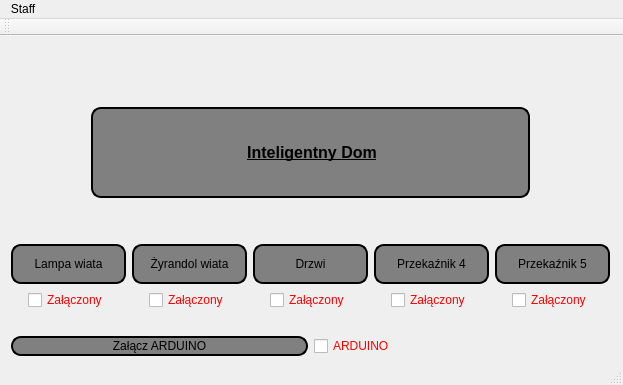
Above: MainWindow.ui from xxBeWolfxx/house_manager before the change. Below: the same form after it.
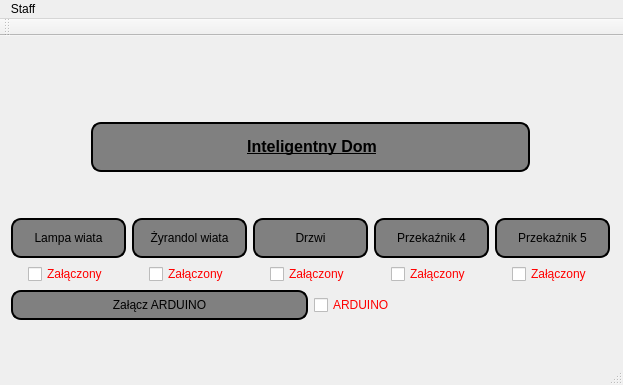
That is the form after the change.

Commit message: Improve pushbuttons, add Arduino button

What changed in the file:
```diff
--- a/MainWindow.ui
+++ b/MainWindow.ui
@@ -53,20 +53,28 @@
      <item row="1" column="0">
       <layout class="QGridLayout" name="gridLayout_2">
        <item row="5" column="0">
-        <spacer name="verticalSpacer">
-         <property name="orientation">
-          <enum>Qt::Vertical</enum>
-         </property>
-         <property name="sizeType">
-          <enum>QSizePolicy::Fixed</enum>
-         </property>
-         <property name="sizeHint" stdset="0">
-          <size>
-           <width>20</width>
-           <height>20</height>
-          </size>
-         </property>
-        </spacer>
+        <layout class="QHBoxLayout" name="horizontalLayout_5">
+         <item>
+          <widget class="QPushButton" name="set_arduino">
+           <property name="minimumSize">
+            <size>
+             <width>0</width>
+             <height>30</height>
+            </size>
+           </property>
+           <property name="text">
+            <string>Załącz ARDUINO</string>
+           </property>
+          </widget>
+         </item>
+         <item>
+          <widget class="QCheckBox" name="checkBox">
+           <property name="text">
+            <string>ARDUINO</string>
+           </property>
+          </widget>
+         </item>
+        </layout>
        </item>
        <item row="3" column="0">
         <layout class="QHBoxLayout" name="horizontalLayout">
@@ -199,6 +207,12 @@
          </item>
          <item>
           <widget class="QLabel" name="label">
+           <property name="maximumSize">
+            <size>
+             <width>16777215</width>
+             <height>50</height>
+            </size>
+           </property>
            <property name="styleSheet">
             <string notr="true">QLabel
 {
@@ -340,30 +354,6 @@
          </item>
         </layout>
        </item>
-       <item row="6" column="0">
-        <layout class="QHBoxLayout" name="horizontalLayout_5">
-         <item>
-          <widget class="QPushButton" name="set_arduino">
-           <property name="minimumSize">
-            <size>
-             <width>0</width>
-             <height>20</height>
-            </size>
-           </property>
-           <property name="text">
-            <string>Załącz ARDUINO</string>
-           </property>
-          </widget>
-         </item>
-         <item>
-          <widget class="QCheckBox" name="checkBox">
-           <property name="text">
-            <string>ARDUINO</string>
-           </property>
-          </widget>
-         </item>
-        </layout>
-       </item>
       </layout>
      </item>
      <item row="0" column="0">
@@ -377,7 +367,7 @@
        <property name="sizeHint" stdset="0">
         <size>
          <width>20</width>
-         <height>60</height>
+         <height>40</height>
         </size>
        </property>
       </spacer>
```
The commit also changes 10 other files.
